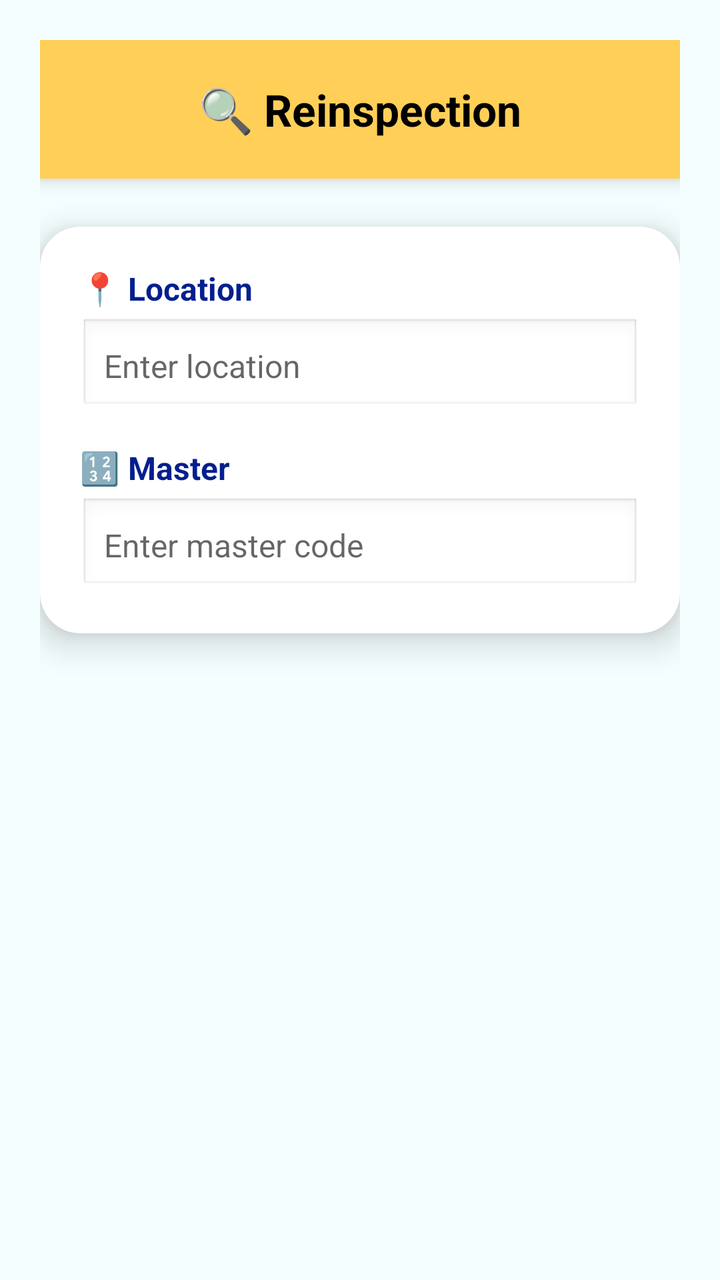
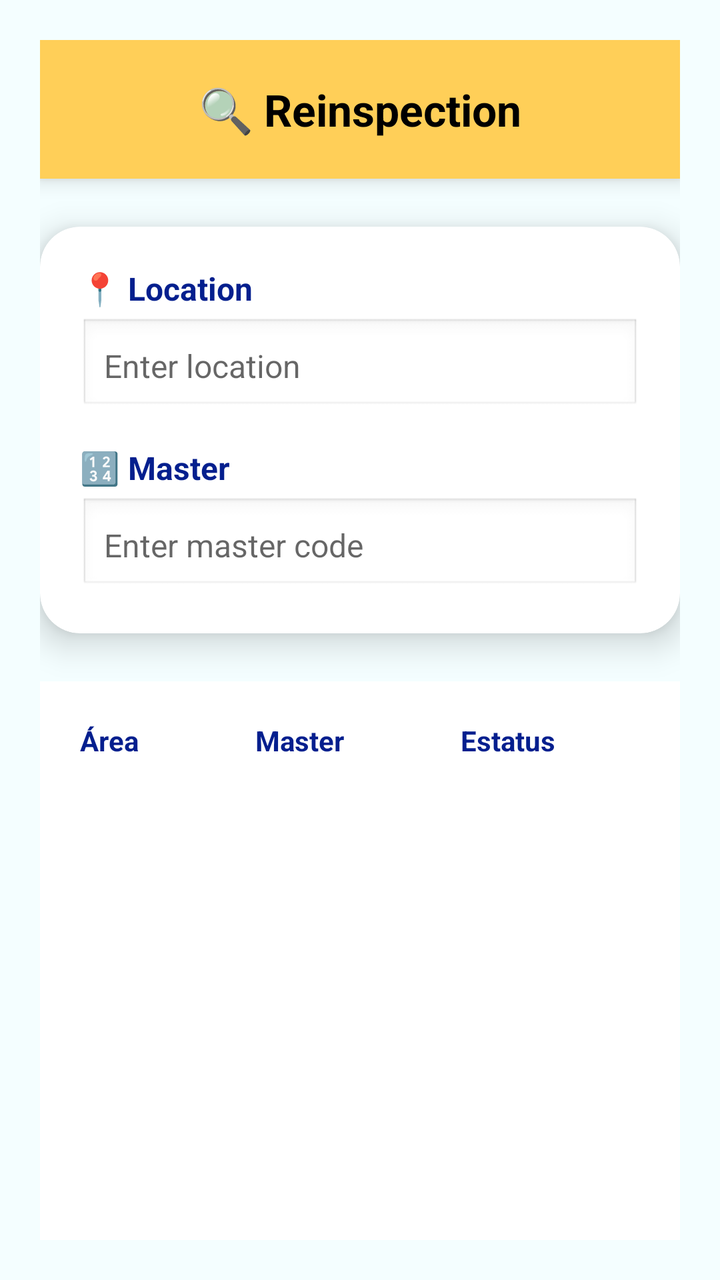

Before-and-after screenshots of an Android layout around one commit, followed by the original layout XML and the change that was made.
<!-- AndroidManifest.xml: application theme Theme.WGPLLOCATION -->
<!-- res/layout/reinspeccion.xml -->
<?xml version="1.0" encoding="utf-8"?>
<LinearLayout
    xmlns:android="http://schemas.android.com/apk/res/android"
    xmlns:app="http://schemas.android.com/apk/res-auto"
    android:layout_width="match_parent"
    android:layout_height="match_parent"
    android:orientation="vertical"
    android:background="#F4FEFF"
    android:padding="20dp">

    
    <TextView
        android:id="@+id/txtNamemodule"
        android:layout_width="match_parent"
        android:layout_height="wrap_content"
        android:background="#FFCF58"
        android:elevation="6dp"
        android:gravity="center"
        android:padding="20dp"
        android:text="🔍 Reinspection"
        android:textColor="#000000"
        android:textSize="22sp"
        android:textStyle="bold" />

    
    <androidx.cardview.widget.CardView
        android:layout_width="match_parent"
        android:layout_height="wrap_content"
        android:layout_marginTop="24dp"
        app:cardCornerRadius="20dp"
        app:cardElevation="10dp"
        android:backgroundTint="#FFFFFF">

        <LinearLayout
            android:layout_width="match_parent"
            android:layout_height="wrap_content"
            android:orientation="vertical"
            android:padding="20dp">

            
            <TextView
                android:layout_width="match_parent"
                android:layout_height="wrap_content"
                android:text="📍 Location"
                android:textColor="#041F8E"
                android:textStyle="bold"
                android:textSize="16sp"
                android:layout_marginBottom="4dp"/>

            <EditText
                android:id="@+id/editTextArea"
                android:layout_width="match_parent"
                android:layout_height="wrap_content"
                android:hint="Enter location"
                android:background="@android:drawable/edit_text"
                android:inputType="text"
                android:padding="12dp"
                android:textColor="#000000"
                android:textSize="16sp"
                android:layout_marginBottom="16dp"/>

            
            <TextView
                android:layout_width="match_parent"
                android:layout_height="wrap_content"
                android:text="🔢 Master"
                android:textColor="#041F8E"
                android:textStyle="bold"
                android:textSize="16sp"
                android:layout_marginBottom="4dp"/>

            <EditText
                android:id="@+id/editTextMaster"
                android:layout_width="match_parent"
                android:layout_height="wrap_content"
                android:hint="Enter master code"
                android:background="@android:drawable/edit_text"
                android:inputType="text"
                android:padding="12dp"
                android:textColor="#000000"
                android:textSize="16sp"/>
        </LinearLayout>
    </androidx.cardview.widget.CardView>

    
    <TextView
        android:id="@+id/lbl_Error"
        android:layout_width="match_parent"
        android:layout_height="wrap_content"
        android:textColor="#D32F2F"
        android:textStyle="italic"
        android:gravity="end"
        android:text=""
        android:textSize="16sp"
        android:layout_marginTop="24dp"/>
</LinearLayout>
<!-- resources referenced by this layout -->
<resources>
  <style name="Theme.WGPLLOCATION" parent="Theme.MaterialComponents.DayNight.DarkActionBar">
          
          <item name="colorPrimary">@color/purple_500</item>
          <item name="colorPrimaryVariant">@color/purple_700</item>
          <item name="colorOnPrimary">@color/white</item>
          
          <item name="colorSecondary">@color/teal_200</item>
          <item name="colorSecondaryVariant">@color/teal_700</item>
          <item name="colorOnSecondary">@color/black</item>
          
          <item name="android:statusBarColor">?attr/colorPrimaryVariant</item>
          
      </style>
  <color name="purple_500">#FF6200EE</color>
  <color name="purple_700">#FF3700B3</color>
  <color name="white">#FFFFFFFF</color>
  <color name="teal_200">#FF03DAC5</color>
  <color name="teal_700">#FF018786</color>
  <color name="black">#FF000000</color>
</resources>

<!-- the commit's change to res/layout/reinspeccion.xml (unified diff, before → after) -->
@@ -4,9 +4,9 @@
     xmlns:app="http://schemas.android.com/apk/res-auto"
     android:layout_width="match_parent"
     android:layout_height="match_parent"
-    android:orientation="vertical"
     android:background="#F4FEFF"
-    android:padding="20dp">
+    android:padding="20dp"
+    android:orientation="vertical">
 
     
     <TextView
@@ -83,14 +83,41 @@
     </androidx.cardview.widget.CardView>
 
     
-    <TextView
-        android:id="@+id/lbl_Error"
+    <ScrollView
         android:layout_width="match_parent"
-        android:layout_height="wrap_content"
-        android:textColor="#D32F2F"
-        android:textStyle="italic"
-        android:gravity="end"
-        android:text=""
-        android:textSize="16sp"
-        android:layout_marginTop="24dp"/>
+        android:layout_height="0dp"
+        android:layout_weight="1"
+        android:layout_marginTop="24dp"
+        android:fillViewport="true">
+
+        <TableLayout
+            android:id="@+id/tableDatos"
+            android:layout_width="match_parent"
+            android:layout_height="wrap_content"
+            android:background="#FFFFFF"
+            android:elevation="4dp"
+            android:padding="12dp"
+            android:stretchColumns="*">
+
+            
+            <TableRow>
+                <TextView
+                    android:text="Área"
+                    android:textStyle="bold"
+                    android:textColor="#041F8E"
+                    android:padding="8dp"/>
+                <TextView
+                    android:text="Master"
+                    android:textStyle="bold"
+                    android:textColor="#041F8E"
+                    android:padding="8dp"/>
+                <TextView
+                    android:text="Estatus"
+                    android:textStyle="bold"
+                    android:textColor="#041F8E"
+                    android:padding="8dp"/>
+            </TableRow>
+
+        </TableLayout>
+    </ScrollView>
 </LinearLayout>
